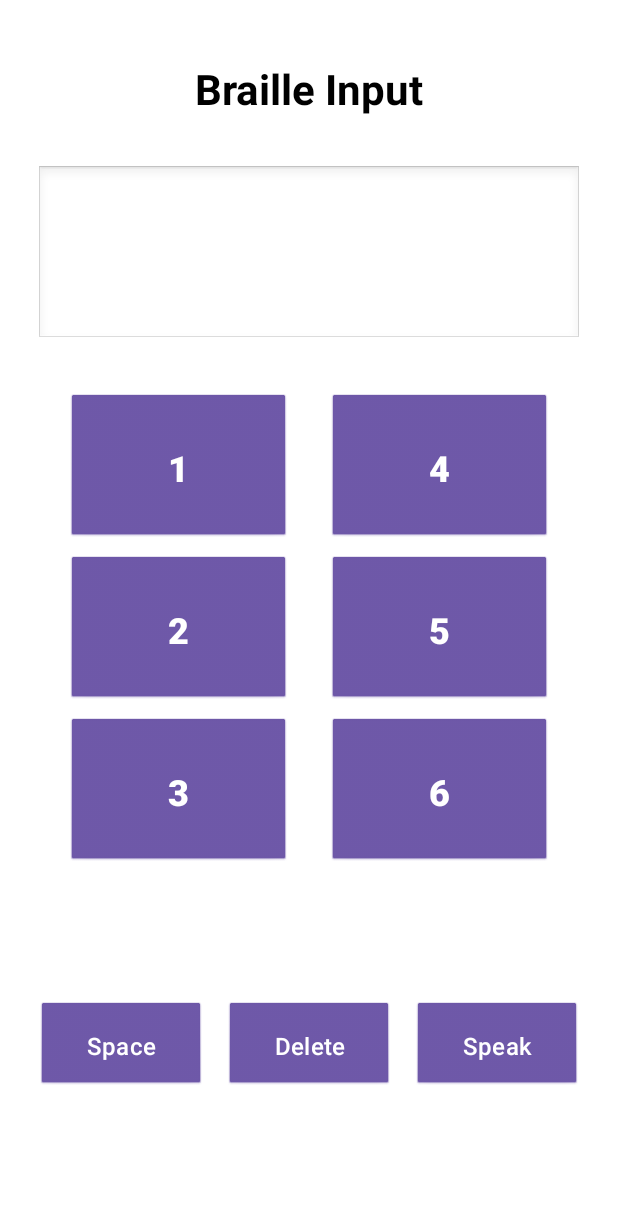
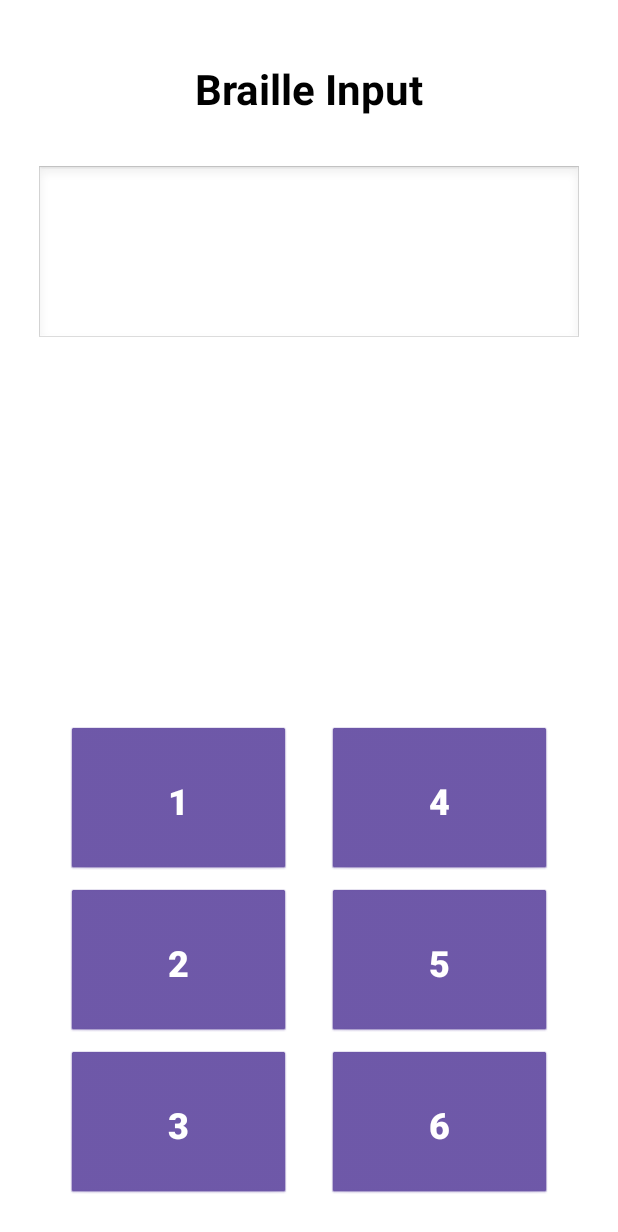
Before and after one commit to TazkieCT/Beello, an Android app: the screen it shows after launch (MainActivity), on a phone screen of 412 x 824 dp. Shown: the top 1232 px of the screen. Run offline under Robolectric (Android 15) with nearby library versions, the phone set to English and light mode, and no system bars.

Commit message:
feat: Implement swipe gestures and remove action buttons
This commit introduces swipe gestures for common actions, replacing the dedicated action buttons, and adds a TTS key file to `.gitignore`.

Key changes:
- `.gitignore`:
    - Added `app/src/main/assets/tts-key.json` to ignore the Text-to-Speech API key file.
- `MainActivity.kt`:
    - Implemented swipe gesture handling for the root view:
        - Swipe Left: Deletes the last character (`deleteLast()`).
        - Swipe Right: Adds a space (`addSpace()`).
        - Swipe Up: Reads all text aloud (`speakAll()`).
        - Swipe Down: Clears all text (`clearText()`) and speaks "teks dihapus".
    - Removed click listeners for `buttonSpace`, `buttonDelete`, and `buttonSpeakAll` as their functionality is now handled by swipe gestures.
    - Added `clearText()` function to clear the `textBuffer` and `textView`.
    - Compacted `letterMap`, `numberMap`, and `symbolMap` definitions for brevity.
    - Added `SwipeGestureListener` class (extending `GestureDetector.SimpleOnGestureListener`) to detect swipe directions based on fling distance and velocity.
    - Added `enableSwipeGestures` extension function for `android.view.View` to attach the `SwipeGestureListener`.
- `app/build.gradle.kts`:
    - Added packaging options to exclude certain META-INF files, potentially to resolve build conflicts with new dependencies.
    - Added dependencies for Google Cloud Text-to-Speech:
        - `com.google.cloud:google-cloud-texttospeech:2.5.0`
        - `com.google.auth:google-auth-library-oauth2-http:1.23.0`
- `activity_main.xml`:
    - Removed the `action_layout` LinearLayout which contained `buttonSpace`, `buttonDelete`, and `buttonSpeakAll`.
    - Adjusted constraints for `braille_container` to be constrained to the bottom of the parent layout.

```diff
--- a/app/src/main/java/com/example/brailly/MainActivity.kt
+++ b/app/src/main/java/com/example/brailly/MainActivity.kt
@@ -7,6 +7,9 @@ import android.speech.tts.TextToSpeech
 import androidx.appcompat.app.AppCompatActivity
 import com.example.brailly.databinding.ActivityMainBinding
 import java.util.*
+import androidx.core.view.GestureDetectorCompat
+import android.view.GestureDetector
+import android.view.MotionEvent
 
 class MainActivity : AppCompatActivity(), TextToSpeech.OnInitListener {
 
@@ -14,67 +17,30 @@ class MainActivity : AppCompatActivity(), TextToSpeech.OnInitListener {
     private lateinit var binding: ActivityMainBinding
 
     private val brailleDots = BooleanArray(6) { false }
-
     private val textBuffer = StringBuilder()
     private val handler = Handler(Looper.getMainLooper())
     private var pendingRunnable: Runnable? = null
 
     private val letterMap = mapOf(
-        "100000" to "A",
-        "110000" to "B",
-        "100100" to "C",
-        "100110" to "D",
-        "100010" to "E",
-        "110100" to "F",
-        "110110" to "G",
-        "110010" to "H",
-        "010100" to "I",
-        "010110" to "J",
-        "101000" to "K",
-        "111000" to "L",
-        "101100" to "M",
-        "101110" to "N",
-        "101010" to "O",
-        "111100" to "P",
-        "111110" to "Q",
-        "111010" to "R",
-        "011100" to "S",
-        "011110" to "T",
-        "101001" to "U",
-        "111001" to "V",
-        "010111" to "W",
-        "101101" to "X",
-        "101111" to "Y",
-        "101011" to "Z"
+        "100000" to "A", "110000" to "B", "100100" to "C", "100110" to "D",
+        "100010" to "E", "110100" to "F", "110110" to "G", "110010" to "H",
+        "010100" to "I", "010110" to "J", "101000" to "K", "111000" to "L",
+        "101100" to "M", "101110" to "N", "101010" to "O", "111100" to "P",
+        "111110" to "Q", "111010" to "R", "011100" to "S", "011110" to "T",
+        "101001" to "U", "111001" to "V", "010111" to "W", "101101" to "X",
+        "101111" to "Y", "101011" to "Z"
     )
 
     private val numberMap = mapOf(
-        "100000" to "1",
-        "110000" to "2",
-        "100100" to "3",
-        "100110" to "4",
-        "100010" to "5",
-        "110100" to "6",
-        "110110" to "7",
-        "110010" to "8",
-        "010100" to "9",
-        "010110" to "0"
+        "100000" to "1", "110000" to "2", "100100" to "3", "100110" to "4",
+        "100010" to "5", "110100" to "6", "110110" to "7", "110010" to "8",
+        "010100" to "9", "010110" to "0"
     )
 
-
     private val symbolMap = mapOf(
-        "001111" to "#",
-        "000010" to ",",
-        "000110" to ";",
-        "000011" to ":",
-        "000111" to ".",
-        "000101" to "?",
-        "000001" to "'",
-        "000100" to "-",
-        "001011" to "!",
-        "001010" to "(",
-        "001110" to ")",
-        "001000" to "/"
+        "001111" to "#", "000010" to ",", "000110" to ";", "000011" to ":",
+        "000111" to ".", "000101" to "?", "000001" to "'", "000100" to "-",
+        "001011" to "!", "001010" to "(", "001110" to ")", "001000" to "/"
     )
 
     var isNumberMode = false
@@ -139,31 +105,24 @@ class MainActivity : AppCompatActivity(), TextToSpeech.OnInitListener {
             }
         }
 
-        binding.buttonSpace.setOnClickListener {
-            flushPending(buttons)
-            textBuffer.append(" ")
-            binding.textView.text = textBuffer.toString()
-            speak("spasi")
-        }
-
-        binding.buttonDelete.setOnClickListener {
-            flushPending(buttons)
-            if (textBuffer.isNotEmpty()) {
-                val removed = textBuffer.last()
-                textBuffer.deleteCharAt(textBuffer.length - 1)
-                binding.textView.text = textBuffer.toString()
-                speak("hapus $removed")
+        binding.root.enableSwipeGestures(
+            onSwipeLeft = {
+                flushPending(buttons)
+                deleteLast()
+            },
+            onSwipeRight = {
+                flushPending(buttons)
+                addSpace()
+            },
+            onSwipeUp = {
+                flushPending(buttons)
+                speakAll()
+            },
+            onSwipeDown = {
+                flushPending(buttons)
+                clearText()
             }
-        }
-
-        binding.buttonSpeakAll.setOnClickListener {
-            flushPending(buttons)
-            if (textBuffer.isNotEmpty()) {
-                speak(textBuffer.toString())
-            } else {
-                speak("tidak ada teks")
-            }
-        }
+        )
     }
 
     override fun onInit(status: Int) {
@@ -177,6 +136,35 @@ class MainActivity : AppCompatActivity(), TextToSpeech.OnInitListener {
         } else {
             println("Inisialisasi TTS gagal")
         }
+    }
+
+    private fun addSpace() {
+        textBuffer.append(" ")
+        binding.textView.text = textBuffer.toString()
+        speak("spasi")
+    }
+
+    private fun deleteLast() {
+        if (textBuffer.isNotEmpty()) {
+            val removed = textBuffer.last()
+            textBuffer.deleteCharAt(textBuffer.length - 1)
+            binding.textView.text = textBuffer.toString()
+            speak("hapus $removed")
+        }
+    }
+
+    private fun speakAll() {
+        if (textBuffer.isNotEmpty()) {
+            speak(textBuffer.toString())
+        } else {
+            speak("tidak ada teks")
+        }
+    }
+
+    private fun clearText() {
+        textBuffer.clear()
+        binding.textView.text = ""
+        speak("teks dihapus")
     }
 
     private fun speak(text: String) {
@@ -198,3 +186,54 @@ class MainActivity : AppCompatActivity(), TextToSpeech.OnInitListener {
         }
     }
 }
+
+// Function untuk swipe
+class SwipeGestureListener(
+    private val onSwipeLeft: () -> Unit,
+    private val onSwipeRight: () -> Unit,
+    private val onSwipeUp: () -> Unit,
+    private val onSwipeDown: () -> Unit
+) : GestureDetector.SimpleOnGestureListener() {
+
+    private val SWIPE_THRESHOLD = 100
+    private val SWIPE_VELOCITY_THRESHOLD = 100
+
+    override fun onFling(
+        e1: MotionEvent?,
+        e2: MotionEvent,
+        velocityX: Float,
+        velocityY: Float
+    ): Boolean {
+        val diffX = e2.x - (e1?.x ?: e2.x)
+        val diffY = e2.y - (e1?.y ?: e2.y)
+
+        return if (Math.abs(diffX) > Math.abs(diffY)) {
+            if (Math.abs(diffX) > SWIPE_THRESHOLD && Math.abs(velocityX) > SWIPE_VELOCITY_THRESHOLD) {
+                if (diffX > 0) onSwipeRight() else onSwipeLeft()
+                true
+            } else false
+        } else {
+            if (Math.abs(diffY) > SWIPE_THRESHOLD && Math.abs(velocityY) > SWIPE_VELOCITY_THRESHOLD) {
+                if (diffY > 0) onSwipeDown() else onSwipeUp()
+                true
+            } else false
+        }
+    }
+
+}
+
+fun android.view.View.enableSwipeGestures(
+    onSwipeLeft: () -> Unit,
+    onSwipeRight: () -> Unit,
+    onSwipeUp: () -> Unit,
+    onSwipeDown: () -> Unit
+) {
+    val gestureDetector = GestureDetectorCompat(
+        context,
+        SwipeGestureListener(onSwipeLeft, onSwipeRight, onSwipeUp, onSwipeDown)
+    )
+    setOnTouchListener { _, event ->
+        gestureDetector.onTouchEvent(event)
+        true
+    }
+}
--- a/app/src/main/res/layout/activity_main.xml
+++ b/app/src/main/res/layout/activity_main.xml
@@ -58,7 +58,7 @@
         android:gravity="center"
         android:layout_marginTop="32dp"
         android:contentDescription="Braille dot input buttons"
-        app:layout_constraintTop_toBottomOf="@id/text_scroll"
+        app:layout_constraintBottom_toBottomOf="parent"
         app:layout_constraintStart_toStartOf="parent"
         app:layout_constraintEnd_toEndOf="parent">
 
@@ -161,62 +161,4 @@
 
     </LinearLayout>
 
-    <LinearLayout
-        android:id="@+id/action_layout"
-        android:layout_width="0dp"
-        android:layout_height="wrap_content"
-        android:orientation="horizontal"
-        android:gravity="center"
-        android:layout_marginTop="32dp"
-        android:layout_marginBottom="16dp"
-        app:layout_constraintTop_toBottomOf="@id/braille_container"
-        app:layout_constraintStart_toStartOf="parent"
-        app:layout_constraintEnd_toEndOf="parent"
-        app:layout_constraintBottom_toBottomOf="parent">
-
-        <Button
-            android:id="@+id/buttonSpace"
-            android:layout_width="0dp"
-            android:layout_height="60dp"
-            android:layout_weight="1"
-            android:layout_marginEnd="8dp"
-            android:text="Space"
-            android:textSize="16sp"
-            android:contentDescription="Add space character"
-            android:background="@android:drawable/btn_default"
-            android:focusable="true"
-            android:clickable="true"
-            android:importantForAccessibility="yes" />
-
-        <Button
-            android:id="@+id/buttonDelete"
-            android:layout_width="0dp"
-            android:layout_height="60dp"
-            android:layout_weight="1"
-            android:layout_marginStart="4dp"
-            android:layout_marginEnd="4dp"
-            android:text="Delete"
-            android:textSize="16sp"
-            android:contentDescription="Delete last character"
-            android:background="@android:drawable/btn_default"
-            android:focusable="true"
-            android:clickable="true"
-            android:importantForAccessibility="yes" />
-
-        <Button
-            android:id="@+id/buttonSpeakAll"
-            android:layout_width="0dp"
-            android:layout_height="60dp"
-            android:layout_weight="1"
-            android:layout_marginStart="8dp"
-            android:text="Speak"
-            android:textSize="16sp"
-            android:contentDescription="Read all text aloud"
-            android:background="@android:drawable/btn_default"
-            android:focusable="true"
-            android:clickable="true"
-            android:importantForAccessibility="yes" />
-
-    </LinearLayout>
-
 </androidx.constraintlayout.widget.ConstraintLayout>
```
Also changed, not shown: app/build.gradle.kts (+11 -0 lines), 1 other file.
